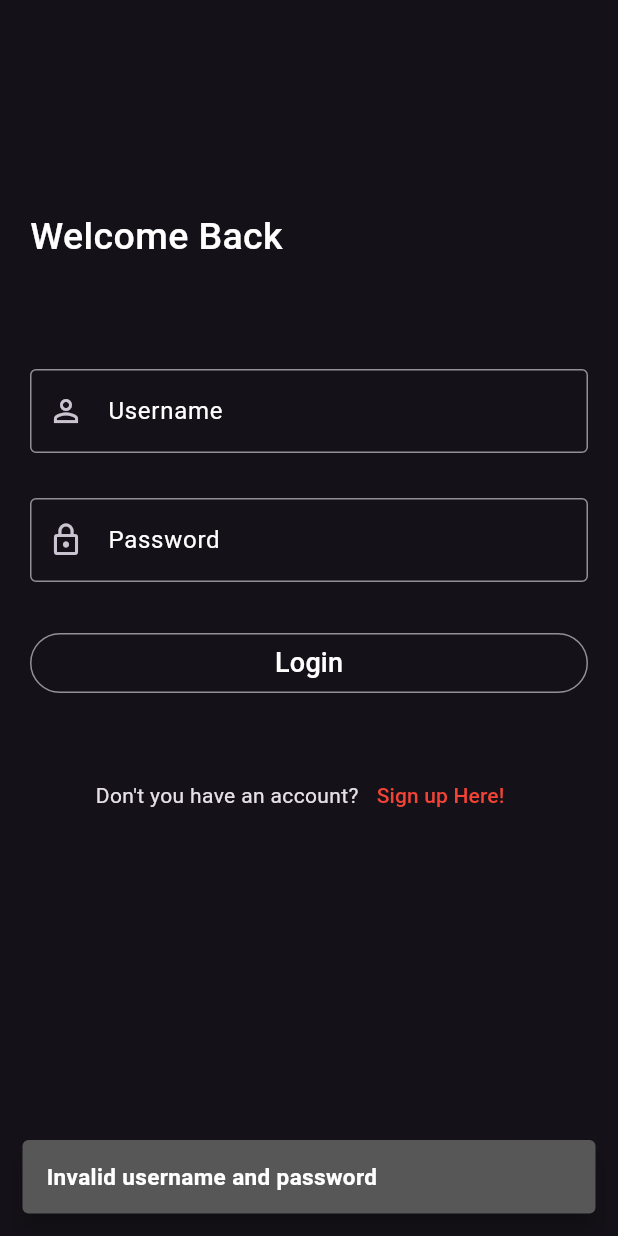
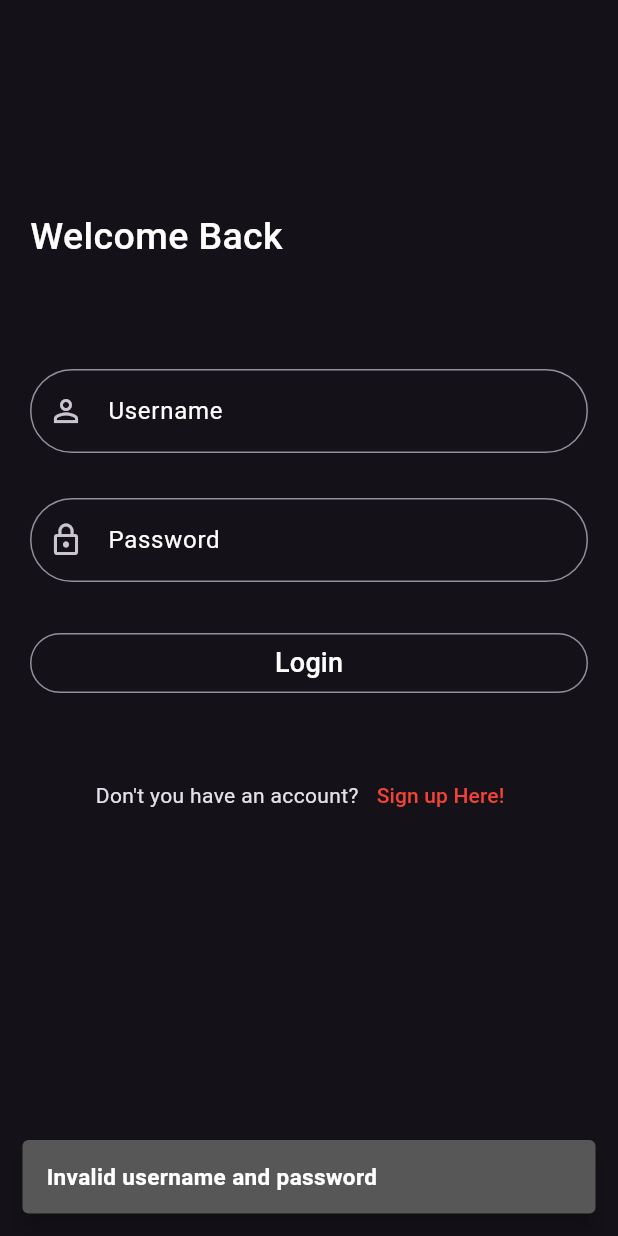
Before and after one commit to sinanex/movie_app, a Flutter app: the screen it shows after launch, after a tap on "Login", on a phone screen of 412 x 824 dp. Run offline on Flutter 3.47's test engine with Material 3 defaults, Android fonts, the phone set to English and light mode, and no system bars; our stand-ins replace shared_preferences; network calls fail.

```diff
--- a/lib/WidgetVariable.dart
+++ b/lib/WidgetVariable.dart
@@ -2,6 +2,7 @@ import 'package:flutter/material.dart';
 
 SnackBar alertsnack({required String text}) {
   return SnackBar(
+    duration: Duration(seconds: 1),
     backgroundColor: Color.fromARGB(255, 87, 87, 87),
     margin: EdgeInsets.all(15),
     behavior: SnackBarBehavior.floating,
--- a/lib/login.dart
+++ b/lib/login.dart
@@ -1,12 +1,11 @@
 import 'package:flutter/material.dart';
 import 'package:movie/home.dart';
-import 'package:movie/register.dart';
 import 'package:movie/splashScreen.dart';
 import 'package:shared_preferences/shared_preferences.dart';
 import 'WidgetVariable.dart';
 
 class LoginPage extends StatefulWidget {
-  LoginPage({super.key});
+  const LoginPage({super.key});
 
   @override
   State<LoginPage> createState() => _LoginPageState();
@@ -23,7 +22,7 @@ class _LoginPageState extends State<LoginPage> {
         padding: const EdgeInsets.all(20.0),
         child: ListView(
           children: [
-            SizedBox(height: 100),
+            const SizedBox(height: 100),
             Container(
               margin: const EdgeInsets.symmetric(vertical: 20),
               child: const Text(
@@ -40,9 +39,11 @@ class _LoginPageState extends State<LoginPage> {
             // Username TextField
             TextField(
               controller: _usernameController,
-              decoration: const InputDecoration(
+              decoration:  InputDecoration(
                 prefixIcon: Icon(Icons.person_outline),
-                border: OutlineInputBorder(),
+                border: OutlineInputBorder(
+                  borderRadius: BorderRadius.circular(30)
+                ),
                 label: Text("Username"),
                 labelStyle: TextStyle(color: Colors.white),
               ),
@@ -50,27 +51,25 @@ class _LoginPageState extends State<LoginPage> {
 
             const SizedBox(height: 30),
 
-            // Password TextField
             TextField(
-              controller:
-                  _passwordController, // Use the password controller here
+              controller: _passwordController,
               style: const TextStyle(color: Colors.white),
-              obscureText: true, // Mask the password input
-              decoration: const InputDecoration(
+              obscureText: true,
+              decoration:  InputDecoration(
                 prefixIcon: Icon(Icons.lock_outline),
                 labelText: "Password",
                 labelStyle: TextStyle(color: Colors.white),
-                border: OutlineInputBorder(),
+                border: OutlineInputBorder(
+                     borderRadius: BorderRadius.circular(30)
+                ),
               ),
             ),
-            SizedBox(
+            const SizedBox(
               height: 30,
             ),
 
-// Space before button
             OutlinedButton(
               onPressed: () {
-                checkLogin(context);
                 checkData();
               },
               child: const Text(
@@ -81,53 +80,46 @@ class _LoginPageState extends State<LoginPage> {
                 ),
               ),
             ),
-            SizedBox(
+            const SizedBox(
               height: 40,
             ),
             Row(
               mainAxisAlignment: MainAxisAlignment.center,
               children: [
-                Text("Don't you have an account?"),
+                const Text("Don't you have an account?"),
                 TextButton(
                     onPressed: () {
-                      Navigator.push(
-                          context,
-                          MaterialPageRoute(
-                              builder: (context) => RegisterPage()));
+                      Navigator.pushNamed(context, '/reg');
                     },
-                    child: Text(
+                    child: const Text(
                       "Sign up Here!",
                       style: TextStyle(color: Colors.red),
                     )),
+
               ],
             ),
+
           ],
         ),
       ),
     );
   }
 
-  void checkLogin(BuildContext context) {
-    String username = "sinan";
-    String password = "sinan";
-
-    if (_usernameController.text == username &&
-        _passwordController.text == password) {
-                  ScaffoldMessenger.of(context).showSnackBar(alertsnack(text: "Login success"));
+  Future<void> checkData() async {
+    SharedPreferences prefs = await SharedPreferences.getInstance();
+    prefs.setBool(key_login, true);
+    String? storedId = prefs.getString('userId');
+    String? storedPassword = prefs.getString('userPassword');
+    String enteredId = _usernameController.text;
+    String enteredPassword = _passwordController.text;
+    if (enteredId == storedId && enteredPassword == storedPassword) {
+      ScaffoldMessenger.of(context)
+          .showSnackBar(alertsnack(text: "Login Success"));
       Navigator.push(
-        context,
-        MaterialPageRoute(builder: (context) => HomeScreen()),
-
-      );
+          context, MaterialPageRoute(builder: (context) => HomeScreen()));
     } else {
-      ScaffoldMessenger.of(context).showSnackBar(
-       alertsnack(text: "Invalid username and password"),
-      );
+      ScaffoldMessenger.of(context)
+          .showSnackBar(alertsnack(text: "Invalid username and password"));
     }
   }
-
-  Future<void> checkData()async {
-    SharedPreferences _checkData = await SharedPreferences.getInstance();
-_checkData.setBool(key_login,true);
-  }
 }
--- a/lib/main.dart
+++ b/lib/main.dart
@@ -1,5 +1,8 @@
 import 'package:flutter/material.dart';
 import 'package:flutter/services.dart';
+import 'package:movie/home.dart';
+import 'package:movie/movieDetails.dart';
+import 'package:movie/register.dart';
 import 'package:movie/splashScreen.dart';
 import 'login.dart';
 
@@ -19,7 +22,14 @@ class MyApp extends StatelessWidget {
     return MaterialApp(
       debugShowCheckedModeBanner: false,
       theme: ThemeData.dark(),
-      home: Splashscreen(),
+       routes: {
+        '/':(context)=> Splashscreen(),
+        "/homeScreen":(context)=>HomeScreen(),
+        "/movie":(context)=>MovieDetails(),
+        "/login":(context)=>LoginPage(),
+        "/reg":(context)=>RegisterPage(),
+       },
+       initialRoute: '/',
     );
   }
 }
--- a/lib/splashScreen.dart
+++ b/lib/splashScreen.dart
@@ -19,7 +19,6 @@ class _SplashscreenState extends State<Splashscreen> {
   @override
   void initState() {
     super.initState();
-
     checkLogin();
   }
 
@@ -44,22 +43,18 @@ class _SplashscreenState extends State<Splashscreen> {
       ),
     );
   }
-
   void checkLogin() async {
     SharedPreferences _pref = await SharedPreferences.getInstance();
     var isLogged = _pref.getBool(key_login);
     Timer(Duration(seconds: 3), () {
       if (isLogged != null) {
         if (isLogged) {
-          Navigator.pushReplacement(
-              context, MaterialPageRoute(builder: (context) => HomeScreen()));
+         Navigator.pushNamed(context, '/homeScreen');
         } else {
-          Navigator.pushReplacement(
-              context, MaterialPageRoute(builder: (context) => LoginPage()));
+          Navigator.pushNamed(context, "/login");
         }
       } else {
-        Navigator.pushReplacement(
-            context, MaterialPageRoute(builder: (context) => LoginPage()));
+        Navigator.pushNamed(context, '/login');
       }
     });
   }
```
Also changed, not shown: lib/home.dart (+18 -13 lines), lib/movieDetails.dart (+4 -4 lines), lib/register.dart (+7 -5 lines), 3 other files.
